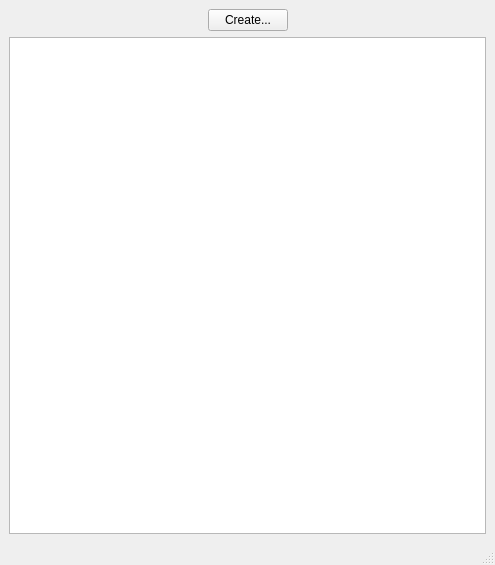
Old version of the form webapp/appbrowser/appbrowse.ui in the repository cxcxcxcx/w-app.
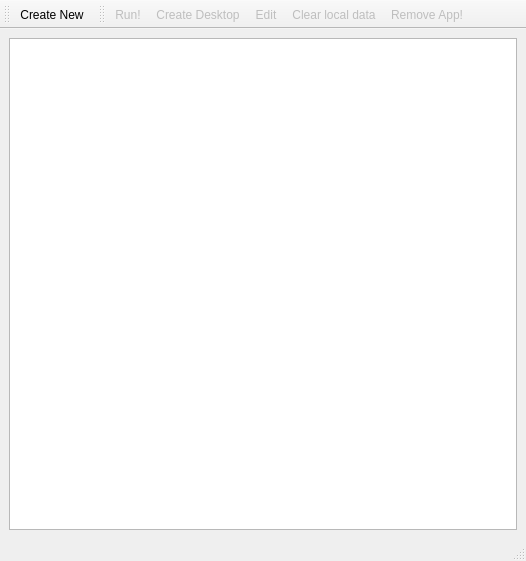
New version of the form. Icons and pictures are not drawn. Custom widgets are drawn as their Qt base class.

Commit message: UI with toolbar and context menu implemented by QAction

Diff of the .ui file:
```diff
--- a/webapp/appbrowser/appbrowse.ui
+++ b/webapp/appbrowser/appbrowse.ui
@@ -6,8 +6,8 @@
    <rect>
     <x>0</x>
     <y>0</y>
-    <width>495</width>
-    <height>565</height>
+    <width>526</width>
+    <height>561</height>
    </rect>
   </property>
   <property name="windowTitle">
@@ -19,40 +19,7 @@
   </property>
   <widget class="QWidget" name="centralwidget">
    <layout class="QGridLayout" name="gridLayout">
-    <item row="0" column="0">
-     <spacer name="horizontalSpacer_2">
-      <property name="orientation">
-       <enum>Qt::Horizontal</enum>
-      </property>
-      <property name="sizeHint" stdset="0">
-       <size>
-        <width>92</width>
-        <height>20</height>
-       </size>
-      </property>
-     </spacer>
-    </item>
-    <item row="0" column="1">
-     <widget class="QPushButton" name="pushButton_2">
-      <property name="text">
-       <string>Create...</string>
-      </property>
-     </widget>
-    </item>
-    <item row="0" column="2">
-     <spacer name="horizontalSpacer_3">
-      <property name="orientation">
-       <enum>Qt::Horizontal</enum>
-      </property>
-      <property name="sizeHint" stdset="0">
-       <size>
-        <width>92</width>
-        <height>20</height>
-       </size>
-      </property>
-     </spacer>
-    </item>
-    <item row="1" column="0" colspan="3">
+    <item row="0" column="0" colspan="2">
      <widget class="AppListView" name="listAppStock">
       <property name="selectionMode">
        <enum>QAbstractItemView::SingleSelection</enum>
@@ -90,6 +57,97 @@
    </property>
   </widget>
   <widget class="QStatusBar" name="statusbar"/>
+  <widget class="QToolBar" name="toolBar">
+   <property name="windowTitle">
+    <string>toolBar</string>
+   </property>
+   <attribute name="toolBarArea">
+    <enum>TopToolBarArea</enum>
+   </attribute>
+   <attribute name="toolBarBreak">
+    <bool>false</bool>
+   </attribute>
+   <addaction name="actionCreate"/>
+  </widget>
+  <widget class="QToolBar" name="toolBarApp">
+   <property name="enabled">
+    <bool>false</bool>
+   </property>
+   <property name="windowTitle">
+    <string>toolBar_2</string>
+   </property>
+   <attribute name="toolBarArea">
+    <enum>TopToolBarArea</enum>
+   </attribute>
+   <attribute name="toolBarBreak">
+    <bool>false</bool>
+   </attribute>
+   <addaction name="actionRun"/>
+   <addaction name="actionCreateDesktop"/>
+   <addaction name="actionEdit"/>
+   <addaction name="actionClearLocal"/>
+   <addaction name="actionRemoveApp"/>
+  </widget>
+  <action name="actionCreate">
+   <property name="icon">
+    <iconset theme="list-add"/>
+   </property>
+   <property name="text">
+    <string>Create New</string>
+   </property>
+   <property name="toolTip">
+    <string>Create new application</string>
+   </property>
+  </action>
+  <action name="actionRun">
+   <property name="icon">
+    <iconset theme="system-run"/>
+   </property>
+   <property name="text">
+    <string>Run!</string>
+   </property>
+   <property name="toolTip">
+    <string>Run application</string>
+   </property>
+  </action>
+  <action name="actionCreateDesktop">
+   <property name="icon">
+    <iconset theme="emblem-symbolic-link"/>
+   </property>
+   <property name="text">
+    <string>Create Desktop</string>
+   </property>
+   <property name="toolTip">
+    <string>Create desktop shortcut</string>
+   </property>
+  </action>
+  <action name="actionEdit">
+   <property name="icon">
+    <iconset theme="accessories-text-editor"/>
+   </property>
+   <property name="text">
+    <string>Edit</string>
+   </property>
+   <property name="toolTip">
+    <string>Edit application</string>
+   </property>
+  </action>
+  <action name="actionClearLocal">
+   <property name="icon">
+    <iconset theme="edit-clear"/>
+   </property>
+   <property name="text">
+    <string>Clear local data</string>
+   </property>
+  </action>
+  <action name="actionRemoveApp">
+   <property name="icon">
+    <iconset theme="list-remove"/>
+   </property>
+   <property name="text">
+    <string>Remove App!</string>
+   </property>
+  </action>
  </widget>
  <customwidgets>
   <customwidget>
```
Left out of the diff: 37 changed lines with no effect on the pictures. The commit also changes 3 other files.
